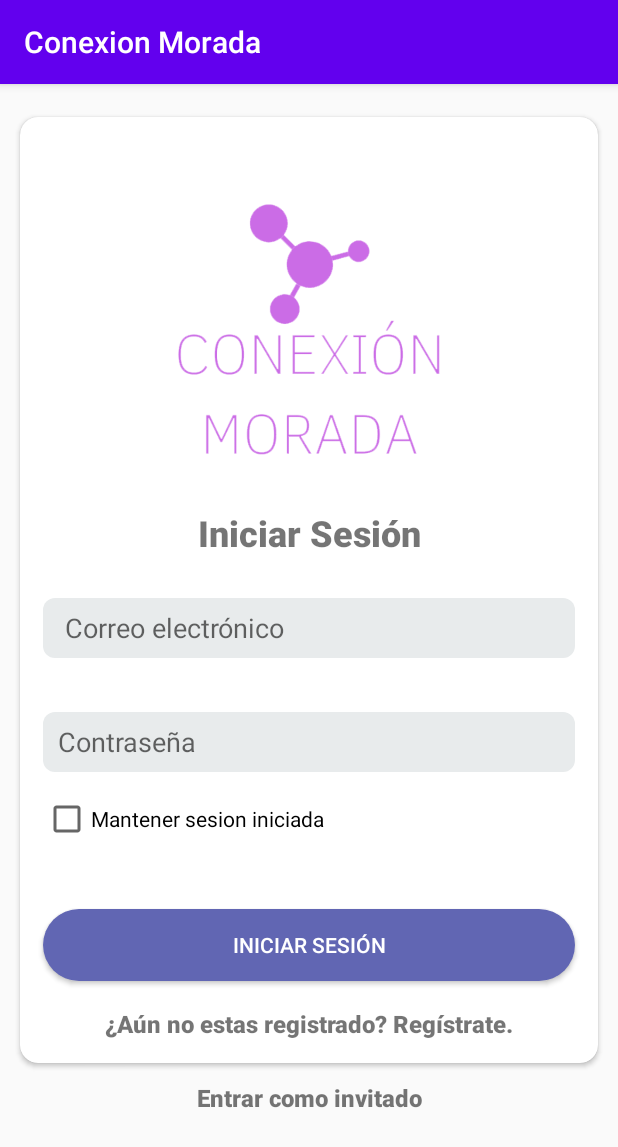
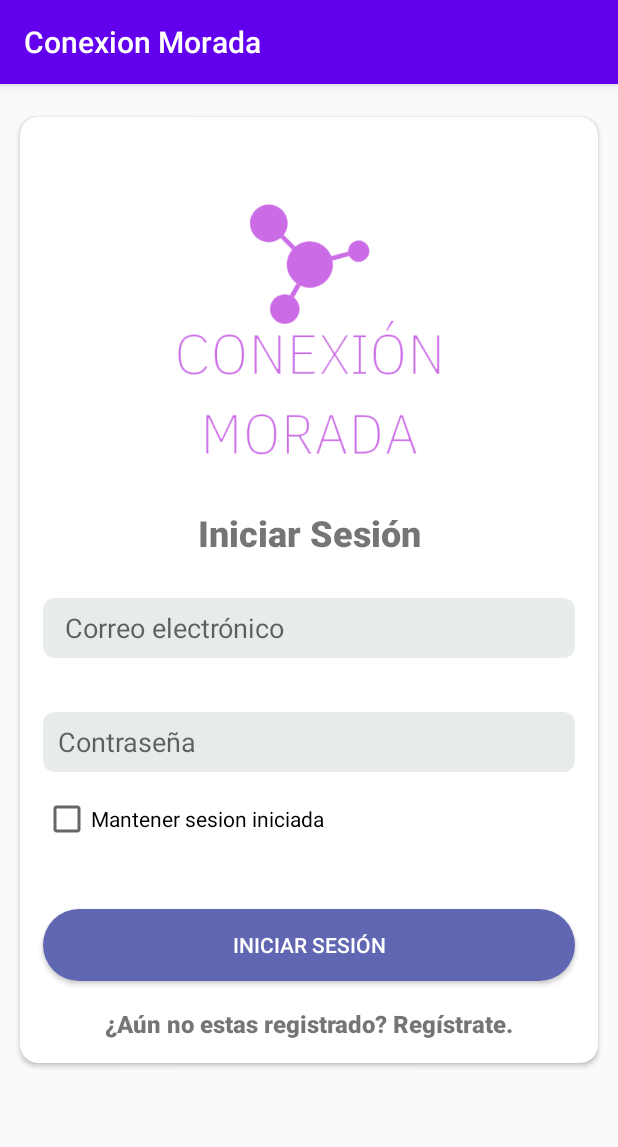
Before and after one commit to PedroGarcia-BWH/ConexionMoradaApp, an Android app: the screen it shows after launch (LoginActivity), on a phone screen of 412 x 824 dp. Shown: the top 1147 px of the screen. Run offline under Robolectric (Android 15) with nearby library versions, the phone set to English and light mode, and no system bars.

Commit message:
Update Login

```diff
--- a/app/build.gradle
+++ b/app/build.gradle
@@ -43,6 +43,7 @@ dependencies {
     implementation 'com.android.support.constraint:constraint-layout:2.0.4'
     implementation 'android.arch.navigation:navigation-fragment-ktx:1.0.0'
     implementation 'android.arch.navigation:navigation-ui-ktx:1.0.0'
+    implementation 'androidx.core:core-ktx:+'
     testImplementation 'junit:junit:4.13.2'
     androidTestImplementation 'com.android.support.test:runner:1.0.2'
     androidTestImplementation 'com.android.support.test.espresso:espresso-core:3.0.2'
--- a/app/src/main/java/es/uca/tfg/conexionmorada/LoginActivity.kt
+++ b/app/src/main/java/es/uca/tfg/conexionmorada/LoginActivity.kt
@@ -2,11 +2,41 @@ package es.uca.tfg.conexionmorada
 
 
 import android.os.Bundle
+import android.view.View
+import android.widget.Button
+import android.widget.ProgressBar
+import android.widget.TextView
+import android.widget.Toast
 import androidx.appcompat.app.AppCompatActivity
 
 class LoginActivity : AppCompatActivity() {
+    private lateinit var txtEmail: TextView
+    private lateinit var txtPassword: TextView
     override fun onCreate(savedInstanceState: Bundle?) {
         super.onCreate(savedInstanceState)
         setContentView(R.layout.activity_login)
+
+        txtEmail = findViewById(R.id.email)
+        txtPassword = findViewById(R.id.password)
+        val logLogin = findViewById<Button>(R.id.login)
+        val progressBar = findViewById<ProgressBar>(R.id.progress)
+
+        logLogin.setOnClickListener(View.OnClickListener {
+            val email: String
+            val password: String
+            email = txtEmail.getText().toString()
+            password = txtPassword.getText().toString()
+            if (email != "" && password != "") {
+                progressBar.setVisibility(View.VISIBLE)
+                //InicioSesion(email,password)
+                progressBar.setVisibility(View.GONE)
+            } else {
+                Toast.makeText(
+                    applicationContext,
+                    "Todos los campos son requeridos",
+                    Toast.LENGTH_SHORT
+                ).show()
+            }
+        })
     }
 }
--- /dev/null
+++ b/app/src/main/java/es/uca/tfg/conexionmorada/security/Login.kt
@@ -0,0 +1,4 @@
+package es.uca.tfg.conexionmorada.security
+
+class Login {
+}
--- a/app/src/main/res/layout/activity_login.xml
+++ b/app/src/main/res/layout/activity_login.xml
@@ -148,18 +148,4 @@
       app:layout_constraintStart_toStartOf="parent"
       app:layout_constraintTop_toBottomOf="@+id/register" />
 
-  <TextView
-      android:id="@+id/guest"
-      android:layout_width="match_parent"
-      android:layout_height="wrap_content"
-      android:layout_marginTop="12dp"
-      android:clickable="true"
-      android:fontFamily="sans-serif-black"
-      android:gravity="center"
-      android:text="Entrar como invitado"
-      android:textSize="16sp"
-      app:layout_constraintEnd_toEndOf="@+id/cardView2"
-      app:layout_constraintHorizontal_bias="0.497"
-      app:layout_constraintStart_toStartOf="@+id/cardView2"
-      app:layout_constraintTop_toBottomOf="@+id/cardView2" />
 </androidx.constraintlayout.widget.ConstraintLayout>
--- a/build.gradle
+++ b/build.gradle
@@ -1,5 +1,8 @@
 // Top-level build file where you can add configuration options common to all sub-projects/modules.
 buildscript {
+    ext {
+        kotlin_version = '1.8.0'
+    }
     repositories {
         // Make sure that you have the following two repositories
         google()  // Google's Maven repository
@@ -9,6 +12,7 @@ buildscript {
     dependencies {
         // Add the dependency for the Google services Gradle plugin
         classpath 'com.google.gms:google-services:4.3.13'
+        classpath "org.jetbrains.kotlin:kotlin-gradle-plugin:$kotlin_version"
 
     }
 }
```
